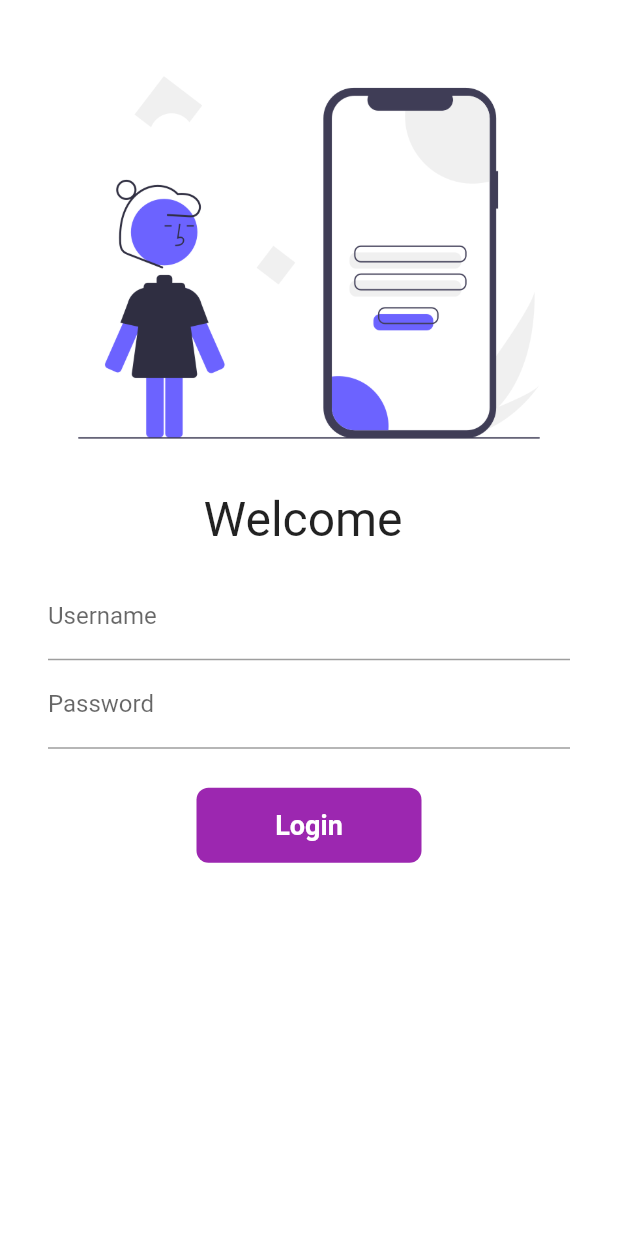
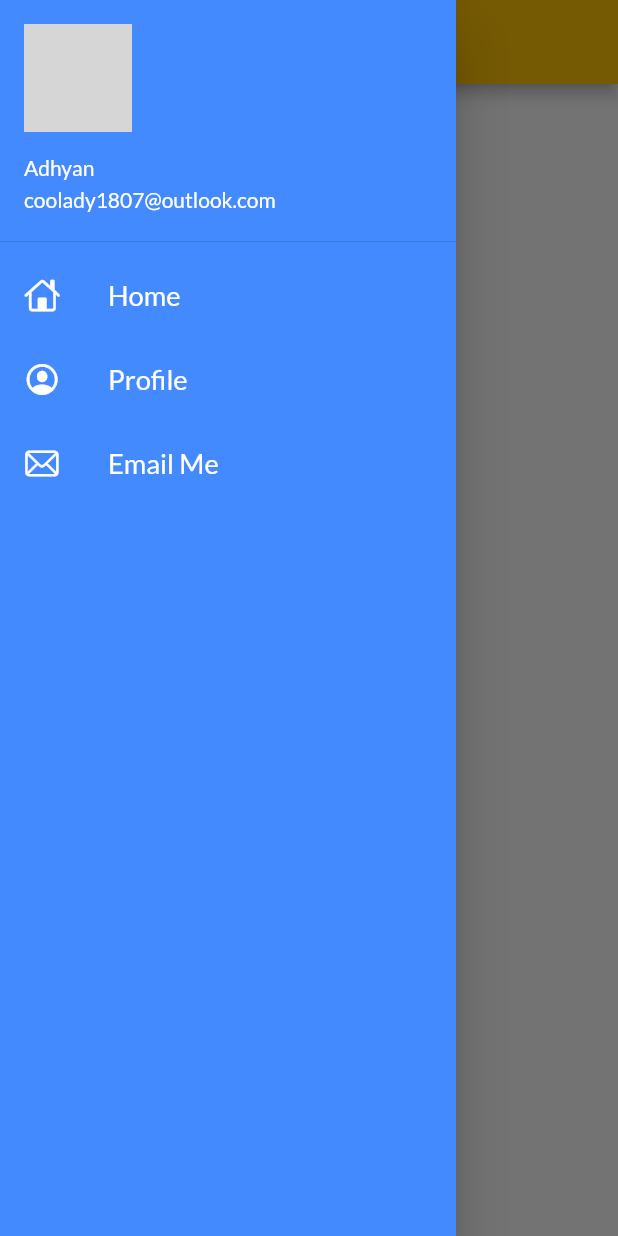
Before and after one commit to thetrickuser/flutter_catalog, a Flutter app: the screen it shows after launch, with the side drawer open (before the commit the screen has no drawer), on a phone screen of 412 x 824 dp. Run offline on Flutter 3.47's test engine with Material 2 defaults, Android fonts, the phone set to English and light mode, and no system bars; our stand-ins replace google_fonts; network calls fail; Roboto replaces fonts that are missing (Actor); grey boxes are pictures that could not be loaded.

Commit message:
Added and designed drawer

```diff
--- a/lib/main.dart
+++ b/lib/main.dart
@@ -17,7 +17,8 @@ class MyApp extends StatelessWidget {
       themeMode: ThemeMode.light,
       theme: ThemeData(
           primarySwatch: Colors.amber,
-          fontFamily: GoogleFonts.actor().fontFamily),
+          fontFamily: GoogleFonts.lato().fontFamily),
+      initialRoute: MyRoutes.homeRoute,
       routes: {
         "/": (context) => LoginPage(),
         MyRoutes.homeRoute: (context) => HomePage(),
--- a/lib/pages/home_page.dart
+++ b/lib/pages/home_page.dart
@@ -1,4 +1,6 @@
 import 'package:flutter/material.dart';
+
+import '../widgets/drawer.dart';
 
 class HomePage extends StatelessWidget {
   const HomePage({super.key});
@@ -20,7 +22,7 @@ class HomePage extends StatelessWidget {
         "Welcome to day $day of flutter",
         textDirection: TextDirection.ltr,
       )),
-      drawer: const Drawer(),
+      drawer: const MyDrawer(),
     );
   }
 }
--- a/lib/pages/login_page.dart
+++ b/lib/pages/login_page.dart
@@ -73,7 +73,7 @@ class _LoginPageState extends State<LoginPage> {
                         validator: (value) {
                           if (value!.isEmpty) {
                             return "Password can't be empty";
-                          } else if (value!.length < 8) {
+                          } else if (value.length < 8) {
                             return "Password is too short";
                           }
                           return null;
--- /dev/null
+++ b/lib/widgets/drawer.dart
@@ -0,0 +1,69 @@
+import 'package:flutter/cupertino.dart';
+import 'package:flutter/material.dart';
+
+class MyDrawer extends StatelessWidget {
+  const MyDrawer({super.key});
+
+  @override
+  Widget build(BuildContext context) {
+    final imageUrl =
+        "https://www.earthcapades.com/wp-content/uploads/photo1.jpg";
+    return Drawer(
+      child: Container(
+        color: Colors.blueAccent,
+        child: ListView(
+          children: [
+            DrawerHeader(
+                padding: EdgeInsets.zero,
+                child: UserAccountsDrawerHeader(
+                  margin: EdgeInsets.zero,
+                  decoration: BoxDecoration(color: Colors.blueAccent),
+                  accountEmail: Text(
+                    "coolady1807@outlook.com",
+                    style: TextStyle(color: Colors.white),
+                  ),
+                  accountName:
+                      Text("Adhyan", style: TextStyle(color: Colors.white)),
+                  currentAccountPicture: CircleAvatar(
+                    backgroundImage: NetworkImage(imageUrl),
+                  ),
+                )),
+            ListTile(
+              leading: Icon(
+                CupertinoIcons.home,
+                color: Colors.white,
+              ),
+              title: Text(
+                "Home",
+                textScaleFactor: 1.3,
+                style: TextStyle(color: Colors.white),
+              ),
+            ),
+            ListTile(
+              leading: Icon(
+                CupertinoIcons.profile_circled,
+                color: Colors.white,
+              ),
+              title: Text(
+                "Profile",
+                textScaleFactor: 1.3,
+                style: TextStyle(color: Colors.white),
+              ),
+            ),
+            ListTile(
+              leading: Icon(
+                CupertinoIcons.mail,
+                color: Colors.white,
+              ),
+              title: Text(
+                "Email Me",
+                textScaleFactor: 1.3,
+                style: TextStyle(color: Colors.white),
+              ),
+            )
+          ],
+        ),
+      ),
+    );
+  }
+}
```
Also changed, not shown: assets/images/profilepic.jpg (added).
